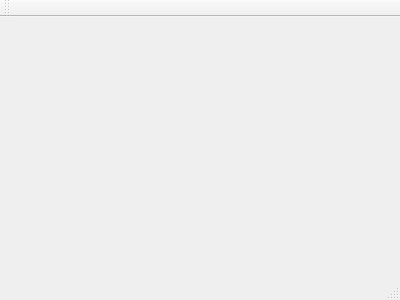
Old version of the form backoffice/backoffice.ui in the repository vautheman/newworld.
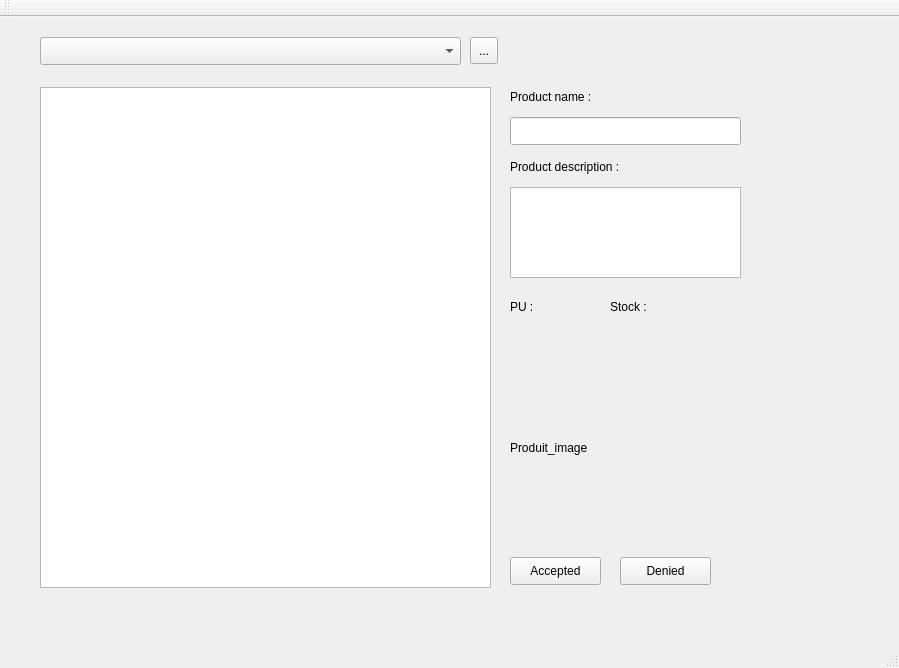
New version of the form.

```diff
--- a/backoffice/backoffice.ui
+++ b/backoffice/backoffice.ui
@@ -1,24 +1,199 @@
 <ui version="4.0">
  <class>Backoffice</class>
- <widget class="QMainWindow" name="Backoffice" >
-  <property name="geometry" >
+ <widget class="QMainWindow" name="Backoffice">
+  <property name="geometry">
    <rect>
     <x>0</x>
     <y>0</y>
-    <width>400</width>
-    <height>300</height>
+    <width>899</width>
+    <height>668</height>
    </rect>
   </property>
   <property name="windowTitle" >
    <string>Backoffice</string>
   </property>
-  <widget class="QMenuBar" name="menuBar" />
-  <widget class="QToolBar" name="mainToolBar" />
-  <widget class="QWidget" name="centralWidget" />
-  <widget class="QStatusBar" name="statusBar" />
+  <widget class="QWidget" name="centralWidget">
+   <widget class="QTableWidget" name="tableWidget_produits">
+    <property name="geometry">
+     <rect>
+      <x>40</x>
+      <y>70</y>
+      <width>451</width>
+      <height>501</height>
+     </rect>
+    </property>
+    <property name="editTriggers">
+     <set>QAbstractItemView::NoEditTriggers</set>
+    </property>
+    <property name="dragDropMode">
+     <enum>QAbstractItemView::NoDragDrop</enum>
+    </property>
+    <property name="selectionMode">
+     <enum>QAbstractItemView::SingleSelection</enum>
+    </property>
+    <property name="selectionBehavior">
+     <enum>QAbstractItemView::SelectRows</enum>
+    </property>
+   </widget>
+   <widget class="QComboBox" name="comboBox_rayons">
+    <property name="geometry">
+     <rect>
+      <x>40</x>
+      <y>20</y>
+      <width>421</width>
+      <height>28</height>
+     </rect>
+    </property>
+   </widget>
+   <widget class="QLabel" name="label_produit_image">
+    <property name="geometry">
+     <rect>
+      <x>510</x>
+      <y>340</y>
+      <width>201</width>
+      <height>181</height>
+     </rect>
+    </property>
+    <property name="text">
+     <string>Produit_image</string>
+    </property>
+    <property name="scaledContents">
+     <bool>true</bool>
+    </property>
+   </widget>
+   <widget class="QToolButton" name="toolButton">
+    <property name="geometry">
+     <rect>
+      <x>470</x>
+      <y>20</y>
+      <width>28</width>
+      <height>27</height>
+     </rect>
+    </property>
+    <property name="text">
+     <string>...</string>
+    </property>
+   </widget>
+   <widget class="QPushButton" name="pushButton_accepted_produit">
+    <property name="geometry">
+     <rect>
+      <x>510</x>
+      <y>540</y>
+      <width>91</width>
+      <height>28</height>
+     </rect>
+    </property>
+    <property name="text">
+     <string>Accepted</string>
+    </property>
+   </widget>
+   <widget class="QPushButton" name="pushButton_denied_produit">
+    <property name="geometry">
+     <rect>
+      <x>620</x>
+      <y>540</y>
+      <width>91</width>
+      <height>28</height>
+     </rect>
+    </property>
+    <property name="text">
+     <string>Denied</string>
+    </property>
+   </widget>
+   <widget class="QLineEdit" name="lineEdit_produit_nom">
+    <property name="geometry">
+     <rect>
+      <x>510</x>
+      <y>100</y>
+      <width>231</width>
+      <height>28</height>
+     </rect>
+    </property>
+   </widget>
+   <widget class="QTextEdit" name="textEdit_produit_description">
+    <property name="geometry">
+     <rect>
+      <x>510</x>
+      <y>170</y>
+      <width>231</width>
+      <height>91</height>
+     </rect>
+    </property>
+   </widget>
+   <widget class="QLabel" name="label_productName">
+    <property name="geometry">
+     <rect>
+      <x>510</x>
+      <y>70</y>
+      <width>121</width>
+      <height>20</height>
+     </rect>
+    </property>
+    <property name="text">
+     <string>Product name :</string>
+    </property>
+   </widget>
+   <widget class="QLabel" name="label_productDesc">
+    <property name="geometry">
+     <rect>
+      <x>510</x>
+      <y>140</y>
+      <width>141</width>
+      <height>20</height>
+     </rect>
+    </property>
+    <property name="text">
+     <string>Product description :</string>
+    </property>
+   </widget>
+   <widget class="QLabel" name="label_produit_pu">
+    <property name="geometry">
+     <rect>
+      <x>510</x>
+      <y>280</y>
+      <width>81</width>
+      <height>20</height>
+     </rect>
+    </property>
+    <property name="text">
+     <string>PU : </string>
+    </property>
+   </widget>
+   <widget class="QLabel" name="label_produit_stock">
+    <property name="geometry">
+     <rect>
+      <x>610</x>
+      <y>280</y>
+      <width>81</width>
+      <height>20</height>
+     </rect>
+    </property>
+    <property name="text">
+     <string>Stock : </string>
+    </property>
+   </widget>
+  </widget>
+  <widget class="QMenuBar" name="menuBar">
+   <property name="geometry">
+    <rect>
+     <x>0</x>
+     <y>0</y>
+     <width>899</width>
+     <height>25</height>
+    </rect>
+   </property>
+  </widget>
+  <widget class="QToolBar" name="mainToolBar">
+   <attribute name="toolBarArea">
+    <enum>TopToolBarArea</enum>
+   </attribute>
+   <attribute name="toolBarBreak">
+    <bool>false</bool>
+   </attribute>
+  </widget>
+  <widget class="QStatusBar" name="statusBar"/>
  </widget>
- <layoutDefault spacing="6" margin="11" />
- <pixmapfunction></pixmapfunction>
+ <layoutdefault spacing="6" margin="11"/>
  <resources/>
  <connections/>
 </ui>
```
Left out of the diff: 3 changed lines with no effect on the pictures.
